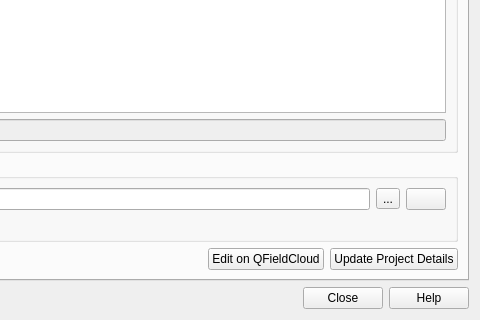
Qt form wimsintegrate/ui/cloud_projects_dialog.ui (katxeus/wims) before a commit; both pictures show x 160 to 640 and y 341 to 661 of the 640 by 661 pixel window.
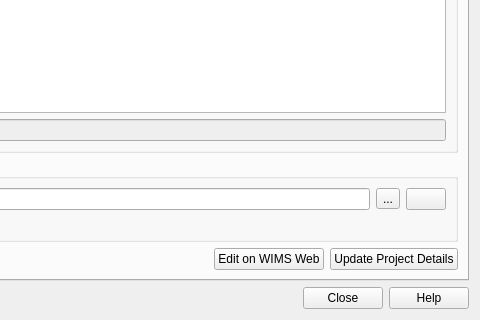
The same form after that commit. The open tabs and pages were chosen to show the change. Icons and pictures are not drawn.

```diff
--- a/wimsintegrate/ui/cloud_projects_dialog.ui
+++ b/wimsintegrate/ui/cloud_projects_dialog.ui
@@ -504,7 +504,7 @@
              <item>
               <widget class="QPushButton" name="editOnlineButton">
                <property name="text">
-                <string>Edit on QFieldCloud</string>
+                <string>Edit on WIMS Web</string>
                </property>
               </widget>
              </item>
```
